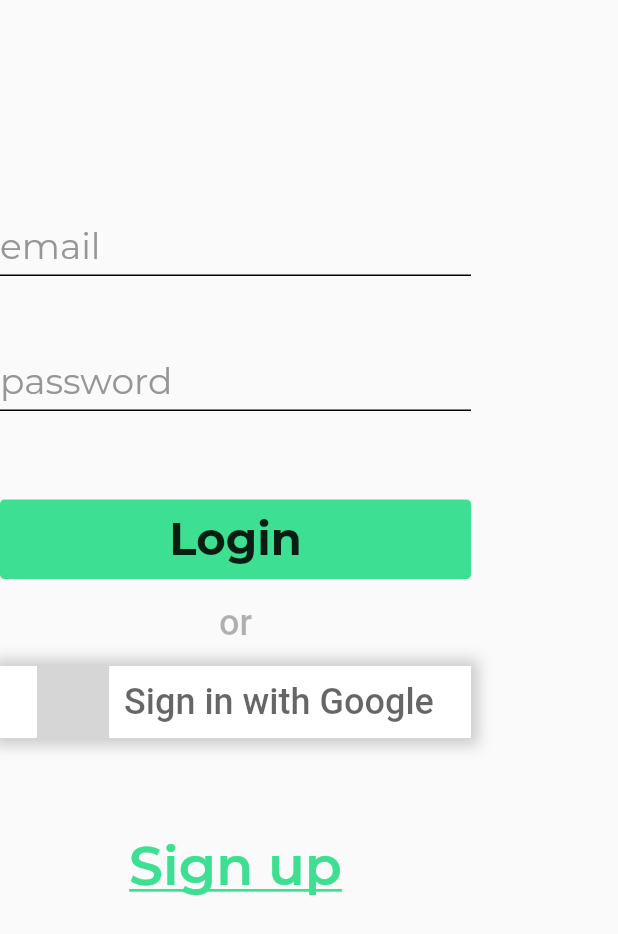
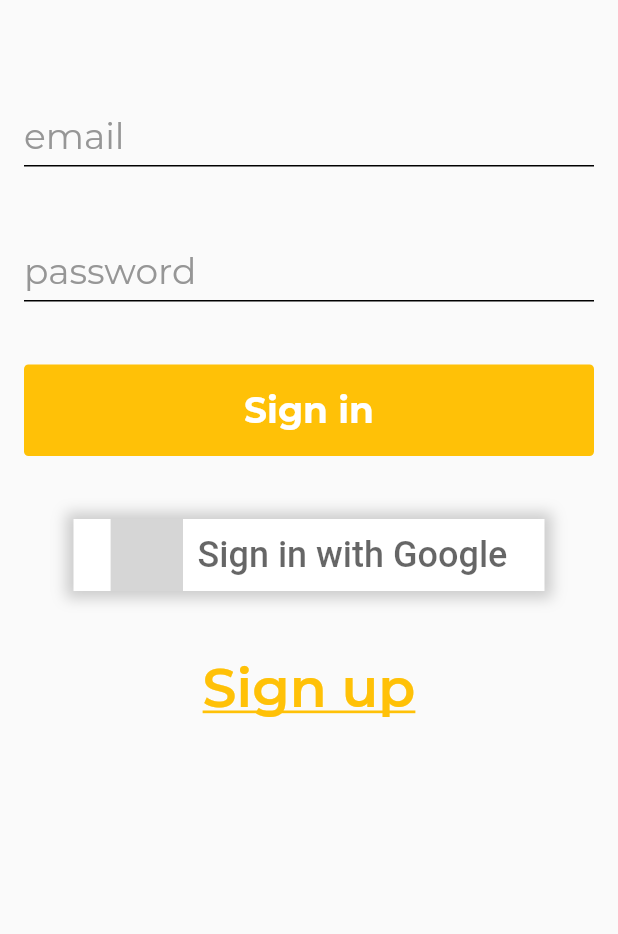
Before and after one commit to Hohrenda/YoJob, a Flutter app: the screen it shows after launch, on a phone screen of 412 x 824 dp. Shown: the top 934 px of the screen. Run offline on Flutter 3.47's test engine with Material 2 defaults, Android fonts, the phone set to English and light mode, and no system bars; our stand-ins replace cloud_firestore, firebase_auth, firebase_core, flutter_svg, get, google_fonts and 1 more; accounts and stored records are empty; grey boxes are pictures that could not be loaded.

Commit message:
Update login screen markup

```diff
--- a/lib/utils/spacing_utils.dart
+++ b/lib/utils/spacing_utils.dart
@@ -1,3 +1,15 @@
+import 'package:flutter/cupertino.dart';
+
 class SpacingDimens {
-  static const int small = 12;
+  static const double small = 12;
+  static const double regular= 16;
+  static const double medium= 24;
+  static const double large = 32;
+  static const double xlarge = 42;
+
+  static const Widget smallSpacer = SizedBox(height: small,);
+  static const Widget regularSpacer = SizedBox(height: regular,);
+  static const Widget mediumSpacer = SizedBox(height: medium,);
+  static const Widget largeSpacer = SizedBox(height: large,);
+  static const Widget xlargeSpacer = SizedBox(height: xlarge,);
 }
--- a/lib/views/authorization/root_screen.dart
+++ b/lib/views/authorization/root_screen.dart
@@ -1,3 +1,4 @@
+import 'package:YoJob/utils/spacing_utils.dart';
 import 'package:YoJob/views/authorization/root_controller.dart';
 import 'package:YoJob/widgets/yo_job_button.dart';
 import 'package:YoJob/widgets/yo_job_text_field.dart';
@@ -16,7 +17,10 @@ class Root extends GetWidget<RootController> {
     return Scaffold(
       body: SingleChildScrollView(
         child: Padding(
-          padding: const EdgeInsets.symmetric(vertical: 115.0),
+          padding: const EdgeInsets.symmetric(
+            horizontal: SpacingDimens.regular,
+            vertical: SpacingDimens.xlarge,
+          ),
           child: Form(
             key: c.formKey,
             child: Column(
@@ -24,6 +28,7 @@ class Root extends GetWidget<RootController> {
               crossAxisAlignment: CrossAxisAlignment.center,
               mainAxisSize: MainAxisSize.max,
               children: <Widget>[
+
                 /// TODO LOGO HERE
                 // const Center(
                 //   child: LogoWithText(logoText: 'PetLog', fontSizeLogo: 72.0),
@@ -43,24 +48,14 @@ class Root extends GetWidget<RootController> {
                   controller: c.passwordController,
                   obscureText: true,
                 ),
-                Padding(
-                  padding: const EdgeInsets.only(top: 59.0, bottom: 15.0),
-                  child: YoJobButton(
+                SpacingDimens.xlargeSpacer,
+                YoJobButton(
                   onPressed: c.signInWithEmailPassword,
-                      buttonText: 'Login',
-                      fontSize: 30.0),
+                  buttonText: 'Sign in',
+                  fontSize: 24.0,
                 ),
-                Text(
-                  'or',
-                  style: GoogleFonts.roboto(
-                    color: const Color.fromRGBO(0, 0, 0, 0.3),
-                    fontSize: 24.0,
-                    fontWeight: FontWeight.w500,
-                  ),
-                ),
-                Padding(
-                  padding: const EdgeInsets.only(top: 15.0, bottom: 63.0),
-                  child: InkWell(
+                SpacingDimens.xlargeSpacer,
+                InkWell(
                   onTap: c.signInWithGoogle,
                   child: Container(
                     decoration: BoxDecoration(
@@ -95,9 +90,11 @@ class Root extends GetWidget<RootController> {
                     ),
                   ),
                 ),
-                ),
+                SpacingDimens.xlargeSpacer,
                 InkWell(
-                  onTap: () => {
+                  onTap: () =>
+                  {
+                    /// TODO: Add navigation to register screen
                     // Navigator.push(
                     //   context,
                     //   MaterialPageRoute(
@@ -108,7 +105,7 @@ class Root extends GetWidget<RootController> {
                   child: Text(
                     'Sign up',
                     style: GoogleFonts.montserrat(
-                      color: const Color.fromRGBO(61, 224, 146, 1),
+                      color: Colors.amber,
                       fontSize: 36.0,
                       fontWeight: FontWeight.w600,
                       decoration: TextDecoration.underline,
--- a/lib/widgets/yo_job_button.dart
+++ b/lib/widgets/yo_job_button.dart
@@ -1,4 +1,4 @@
-import 'package:flutter/cupertino.dart';
+import 'package:YoJob/utils/spacing_utils.dart';
 import 'package:flutter/material.dart';
 import 'package:google_fonts/google_fonts.dart';
 
@@ -19,11 +19,13 @@ class YoJobButton extends StatelessWidget {
     return InkWell(
       onTap: onPressed,
       child: Container(
-        height: 53.0,
-        width: 314.0,
         decoration: BoxDecoration(
-          color: const Color.fromRGBO(61, 224, 146, 1),
+          color: Colors.amber,
           borderRadius: BorderRadius.circular(3.0),
+        ),
+        child: Padding(
+          padding: const EdgeInsets.all(
+            SpacingDimens.regular,
           ),
           child: Center(
             child: Text(
@@ -31,6 +33,8 @@ class YoJobButton extends StatelessWidget {
               style: GoogleFonts.montserrat(
                 fontSize: fontSize,
                 fontWeight: FontWeight.bold,
+                color: Colors.white,
+              ),
             ),
           ),
         ),
--- a/lib/widgets/yo_job_text_field.dart
+++ b/lib/widgets/yo_job_text_field.dart
@@ -2,27 +2,24 @@ import 'package:flutter/material.dart';
 import 'package:google_fonts/google_fonts.dart';
 
 class YoJobTextField extends StatelessWidget {
-  final bool? obscureText;
-  final String hintText;
-  final TextEditingController controller;
-  final String? Function(String?)? validator;
-  final double width;
-  final double height;
-
   const YoJobTextField({
     Key? key,
     required this.hintText,
     required this.controller,
-    this.width = 314.0,
     this.height = 40.0,
     this.obscureText,
     this.validator,
   }) : super(key: key);
 
+  final bool? obscureText;
+  final String hintText;
+  final TextEditingController controller;
+  final String? Function(String?)? validator;
+  final double height;
+
   @override
   Widget build(BuildContext context) {
     return Container(
-      width: width,
       height: height,
       child: TextFormField(
         validator: validator,
@@ -31,7 +28,7 @@ class YoJobTextField extends StatelessWidget {
         style: GoogleFonts.montserrat(
             fontWeight: FontWeight.normal, fontSize: 24.0),
         decoration: InputDecoration(
-          errorStyle: const TextStyle(fontSize: 14.0,height: 0.8),
+          errorStyle: const TextStyle(fontSize: 14.0, height: 0.8),
           enabledBorder: const UnderlineInputBorder(
             borderSide: BorderSide(color: Colors.black),
           ),
```
Lines whose indentation alone changed are shown as unchanged.
